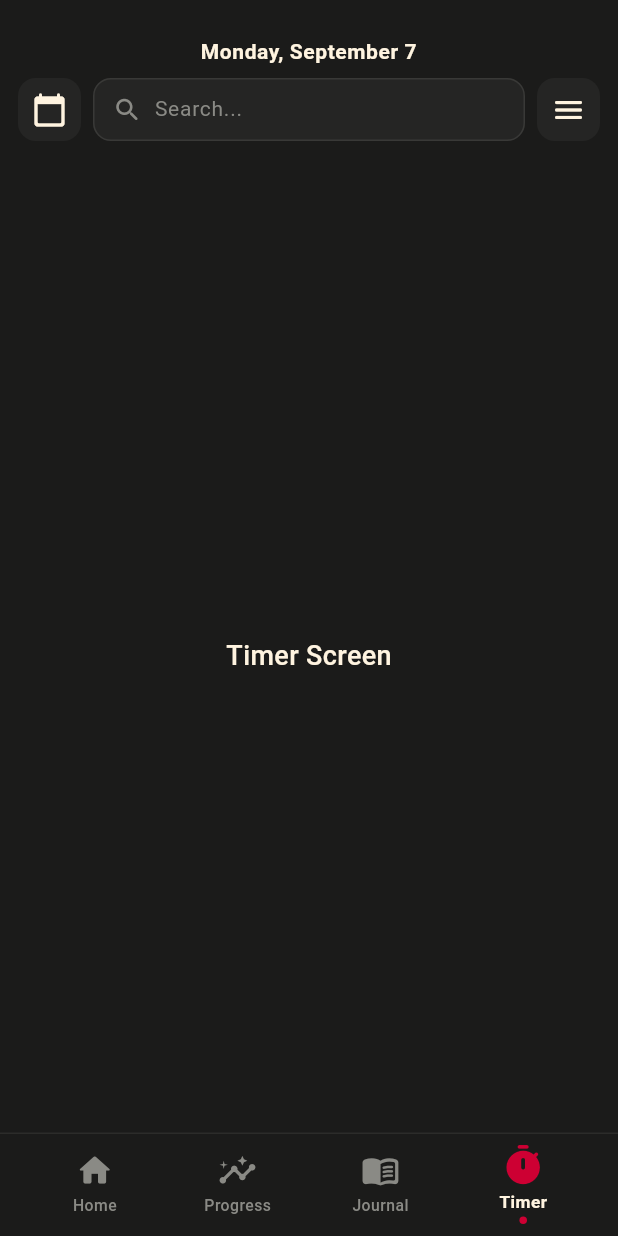
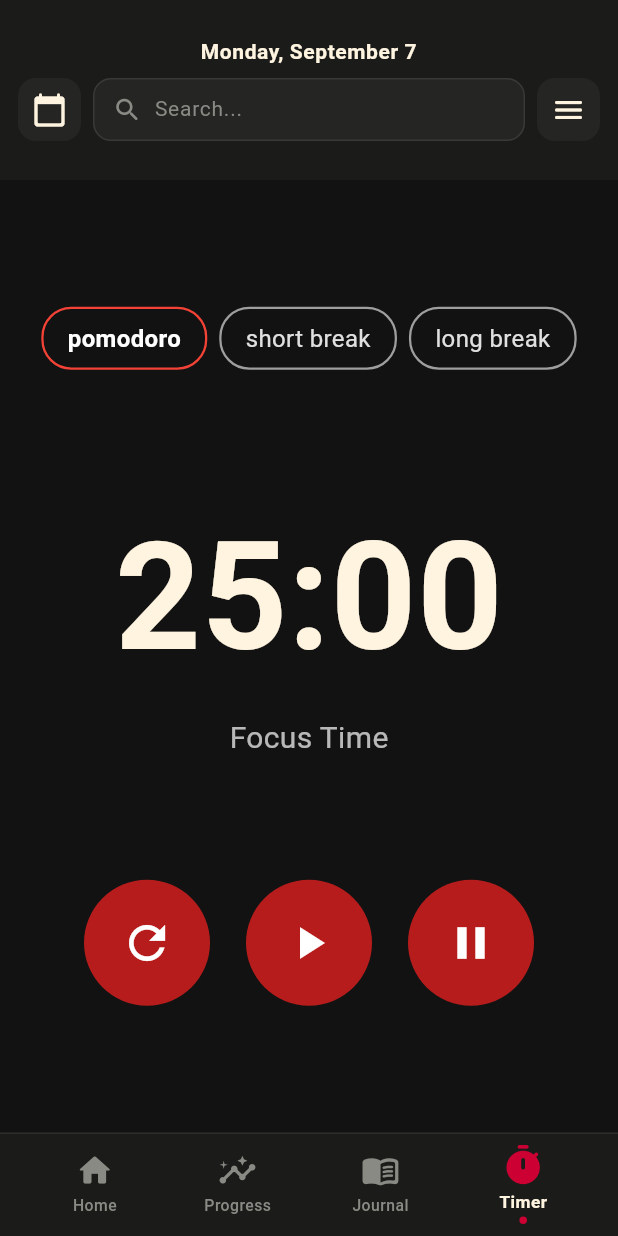
Before and after one commit to talhatanzim2005/Sprint_Journal, a Flutter app: the screen it shows after launch, item 4 of the bottom bar chosen, on a phone screen of 412 x 824 dp. Run offline on Flutter 3.47's test engine with Material 3 defaults, Android fonts, the phone set to English and light mode, and no system bars; our stand-ins replace table_calendar.

Commit message:
Initial Timer app
promodo basic structure.

```diff
--- a/lib/front_end/timer_screen.dart
+++ b/lib/front_end/timer_screen.dart
@@ -1,20 +1,222 @@
+import 'dart:async';
 import 'package:flutter/material.dart';
+
+enum TimerMode { pomodoro, shortBreak, longBreak }
 
 /// Countdown/interval timer.
 ///
 /// No Scaffold — [MainDashboardScreen] provides the outer shell.
-class TimerScreen extends StatelessWidget {
+class TimerScreen extends StatefulWidget {
   const TimerScreen({super.key});
 
   @override
+  State<TimerScreen> createState() => _TimerScreenState();
+}
+
+class _TimerScreenState extends State<TimerScreen> {
+  TimerMode _currentMode = TimerMode.pomodoro;
+  int _remainingSeconds = 25 * 60;
+  Timer? _timer;
+  bool _isRunning = false;
+
+  int _getDurationForMode(TimerMode mode) {
+    switch (mode) {
+      case TimerMode.pomodoro:
+        return 25 * 60;
+      case TimerMode.shortBreak:
+        return 5 * 60;
+      case TimerMode.longBreak:
+        return 15 * 60;
+    }
+  }
+
+  void _changeMode(TimerMode mode) {
+    _timer?.cancel();
+    setState(() {
+      _currentMode = mode;
+      _remainingSeconds = _getDurationForMode(mode);
+      _isRunning = false;
+    });
+  }
+
+  void _startTimer() {
+    if (_isRunning || _remainingSeconds == 0) return;
+
+    setState(() {
+      _isRunning = true;
+    });
+
+    _timer = Timer.periodic(const Duration(seconds: 1), (timer) {
+      if (_remainingSeconds > 0) {
+        setState(() {
+          _remainingSeconds--;
+        });
+      } else {
+        _stopTimer();
+      }
+    });
+  }
+
+  void _pauseTimer() {
+    if (!_isRunning) return;
+
+    _timer?.cancel();
+    setState(() {
+      _isRunning = false;
+    });
+  }
+
+  void _resetTimer() {
+    _timer?.cancel();
+    setState(() {
+      _remainingSeconds = _getDurationForMode(_currentMode);
+      _isRunning = false;
+    });
+  }
+
+  void _stopTimer() {
+    _timer?.cancel();
+    setState(() {
+      _isRunning = false;
+    });
+  }
+
+  @override
+  void dispose() {
+    _timer?.cancel();
+    super.dispose();
+  }
+
+  String get _formattedTime {
+    int minutes = _remainingSeconds ~/ 60;
+    int seconds = _remainingSeconds % 60;
+    return '${minutes.toString().padLeft(2, '0')}:${seconds.toString().padLeft(2, '0')}';
+  }
+
+  String get _modeText {
+    switch (_currentMode) {
+      case TimerMode.pomodoro:
+        return 'Focus Time';
+      case TimerMode.shortBreak:
+        return 'Short Break';
+      case TimerMode.longBreak:
+        return 'Long Break';
+    }
+  }
+
+  Widget _buildModeButton(String text, TimerMode mode) {
+    final isSelected = _currentMode == mode;
+    return GestureDetector(
+      onTap: () => _changeMode(mode),
+      child: Container(
+        padding: const EdgeInsets.symmetric(horizontal: 16, vertical: 8),
+        decoration: BoxDecoration(
+          color: Colors.transparent,
+          border: Border.all(
+            color: isSelected ? Colors.red : Colors.grey.shade500,
+            width: 1.5,
+          ),
+          borderRadius: BorderRadius.circular(20),
+        ),
+        child: Text(
+          text,
+          style: TextStyle(
+            color: isSelected ? Colors.white : Colors.grey.shade300,
+            fontSize: 16,
+            fontWeight: isSelected ? FontWeight.bold : FontWeight.normal,
+          ),
+        ),
+      ),
+    );
+  }
+
+  @override
   Widget build(BuildContext context) {
-    return const Center(
-      child: Text(
-        'Timer Screen',
-        style: TextStyle(
-          color: Color(0xFFFFF4E0),
-          fontSize: 18,
-          fontWeight: FontWeight.w500,
+    return Container(
+      color: const Color(0xFF121212), // Dark/black background
+      child: Center(
+        child: Column(
+          mainAxisAlignment: MainAxisAlignment.center,
+          children: [
+            // Mode selection buttons
+            Row(
+              mainAxisAlignment: MainAxisAlignment.center,
+              children: [
+                _buildModeButton('pomodoro', TimerMode.pomodoro),
+                const SizedBox(width: 8),
+                _buildModeButton('short break', TimerMode.shortBreak),
+                const SizedBox(width: 8),
+                _buildModeButton('long break', TimerMode.longBreak),
+              ],
+            ),
+
+            const SizedBox(height: 80),
+
+            // Timer display
+            Text(
+              _formattedTime,
+              style: const TextStyle(
+                color: Color(0xFFFFF4E0),
+                fontSize: 100,
+                fontWeight: FontWeight.bold,
+              ),
+            ),
+
+            const SizedBox(height: 8),
+
+            // Subtitle text
+            Text(
+              _modeText,
+              style: const TextStyle(
+                color: Colors.white70,
+                fontSize: 20,
+              ),
+            ),
+
+            const SizedBox(height: 80),
+
+            // Control buttons
+            Row(
+              mainAxisAlignment: MainAxisAlignment.center,
+              children: [
+                // Reset Button
+                _buildControlButton(
+                  icon: Icons.refresh,
+                  onTap: _resetTimer,
+                ),
+                const SizedBox(width: 24),
+                // Play Button
+                _buildControlButton(
+                  icon: Icons.play_arrow,
+                  onTap: _startTimer,
+                ),
+                const SizedBox(width: 24),
+                // Pause Button
+                _buildControlButton(
+                  icon: Icons.pause,
+                  onTap: _pauseTimer,
+                ),
+              ],
+            ),
+          ],
+        ),
+      ),
+    );
+  }
+
+  Widget _buildControlButton({required IconData icon, required VoidCallback onTap}) {
+    return GestureDetector(
+      onTap: onTap,
+      child: Container(
+        padding: const EdgeInsets.all(24),
+        decoration: const BoxDecoration(
+          color: Color(0xFFB71C1C), // Red color for buttons
+          shape: BoxShape.circle,
+        ),
+        child: Icon(
+          icon,
+          color: Colors.white,
+          size: 36,
         ),
       ),
     );
```
